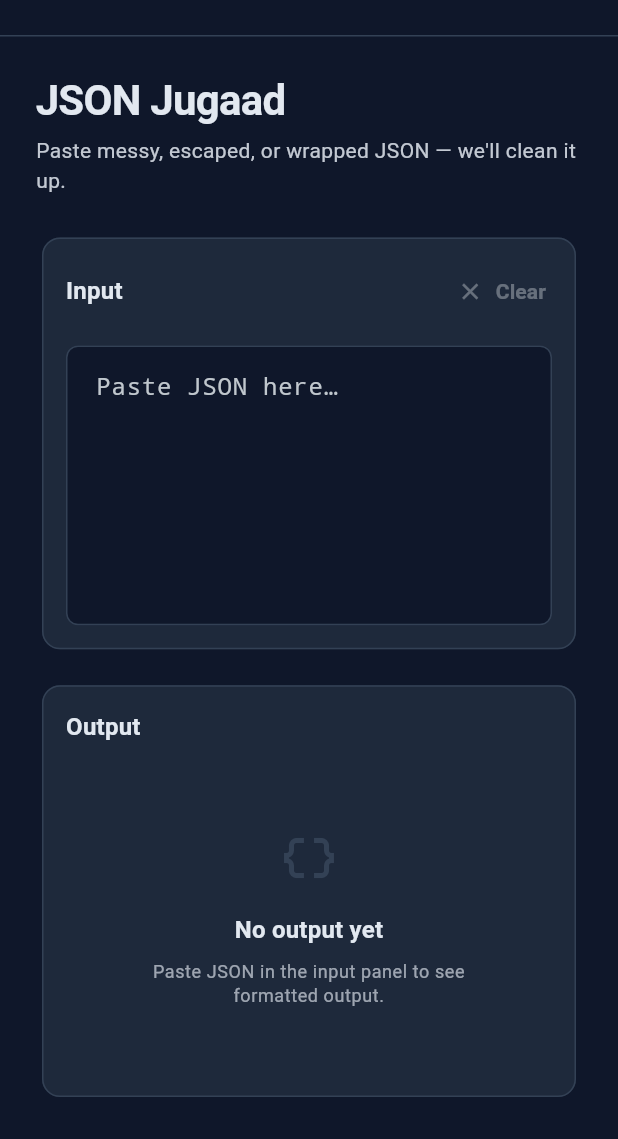
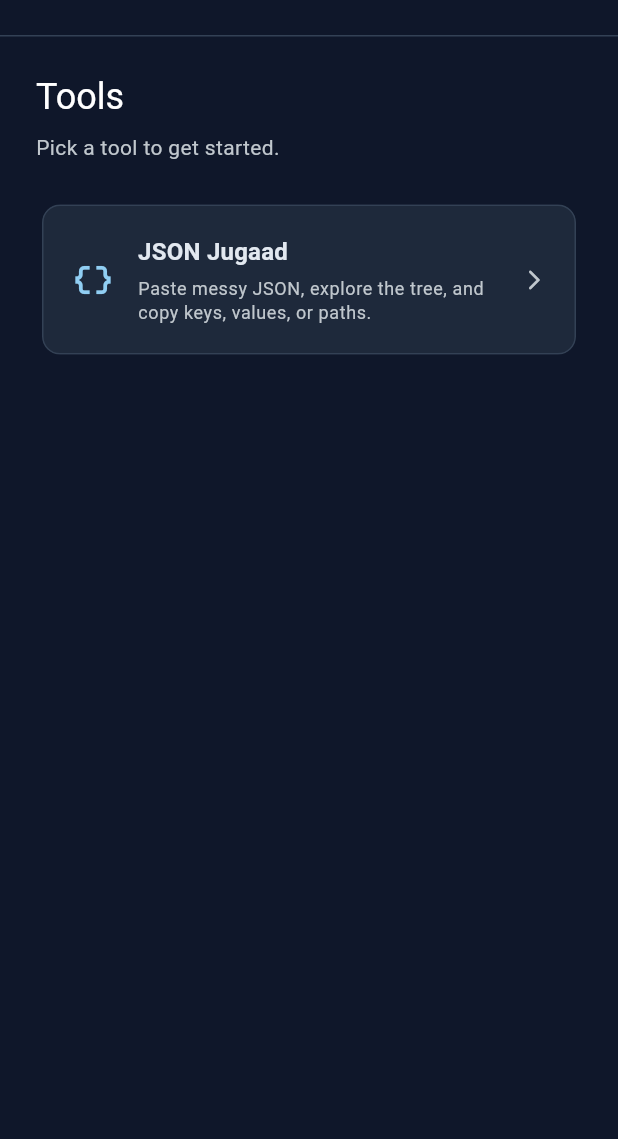
Before and after one commit to aj2322001/JugaadKit, a Flutter app: the screen it shows after launch, on a phone screen of 412 x 824 dp, the part 97-1236 px from its top. Run offline on Flutter 3.47's test engine with Material 3 defaults, Android fonts, the phone set to English and light mode, and no system bars; our stand-ins replace go_router.

Commit message:
/jsonParser added for better routing

```diff
--- a/lib/app.dart
+++ b/lib/app.dart
@@ -1,9 +1,9 @@
 import 'package:flutter/material.dart';
 
 import 'core/constants/app_constants.dart';
+import 'core/routing/app_router.dart';
 import 'core/theme/app_theme.dart';
 import 'features/json_jugaad/view_models/json_jugaad_view_model.dart';
-import 'features/json_jugaad/views/json_jugaad_view.dart';
 
 class JugaadKitApp extends StatefulWidget {
   const JugaadKitApp({super.key});
@@ -14,12 +14,17 @@ class JugaadKitApp extends StatefulWidget {
 
 class _JugaadKitAppState extends State<JugaadKitApp> {
   late final JsonJugaadViewModel _jsonJugaadViewModel;
+  late final AppRouter _appRouter;
   ThemeMode _themeMode = ThemeMode.dark;
 
   @override
   void initState() {
     super.initState();
     _jsonJugaadViewModel = JsonJugaadViewModel();
+    _appRouter = AppRouter(
+      jsonJugaadViewModel: _jsonJugaadViewModel,
+      onToggleTheme: _toggleTheme,
+    );
   }
 
   @override
@@ -37,17 +42,13 @@ class _JugaadKitAppState extends State<JugaadKitApp> {
 
   @override
   Widget build(BuildContext context) {
-    return MaterialApp(
+    return MaterialApp.router(
       title: AppConstants.appName,
       debugShowCheckedModeBanner: false,
       theme: AppTheme.light(),
       darkTheme: AppTheme.dark(),
       themeMode: _themeMode,
-      home: JsonJugaadView(
-        viewModel: _jsonJugaadViewModel,
-        themeMode: _themeMode,
-        onToggleTheme: _toggleTheme,
-      ),
+      routerConfig: _appRouter.router,
     );
   }
 }
--- /dev/null
+++ b/lib/core/routing/app_router.dart
@@ -0,0 +1,35 @@
+import 'package:flutter/material.dart';
+import 'package:go_router/go_router.dart';
+
+import '../../features/home/views/home_view.dart';
+import '../../features/json_jugaad/view_models/json_jugaad_view_model.dart';
+import '../../features/json_jugaad/views/json_jugaad_view.dart';
+import 'app_routes.dart';
+
+class AppRouter {
+  AppRouter({
+    required JsonJugaadViewModel jsonJugaadViewModel,
+    required VoidCallback onToggleTheme,
+  })  : _jsonJugaadViewModel = jsonJugaadViewModel,
+        _onToggleTheme = onToggleTheme;
+
+  final JsonJugaadViewModel _jsonJugaadViewModel;
+  final VoidCallback _onToggleTheme;
+
+  late final GoRouter router = GoRouter(
+    initialLocation: AppRoutes.home,
+    routes: [
+      GoRoute(
+        path: AppRoutes.home,
+        builder: (context, state) => HomeView(onToggleTheme: _onToggleTheme),
+      ),
+      GoRoute(
+        path: AppRoutes.jsonParser,
+        builder: (context, state) => JsonJugaadView(
+          viewModel: _jsonJugaadViewModel,
+          onToggleTheme: _onToggleTheme,
+        ),
+      ),
+    ],
+  );
+}
--- /dev/null
+++ b/lib/core/routing/app_routes.dart
@@ -0,0 +1,4 @@
+abstract final class AppRoutes {
+  static const home = '/';
+  static const jsonParser = '/jsonParser';
+}
--- /dev/null
+++ b/lib/features/home/views/home_view.dart
@@ -0,0 +1,126 @@
+import 'package:flutter/material.dart';
+import 'package:go_router/go_router.dart';
+
+import '../../../core/constants/app_constants.dart';
+import '../../../core/routing/app_routes.dart';
+import '../../../widgets/common/app_header.dart';
+
+class HomeView extends StatelessWidget {
+  const HomeView({
+    super.key,
+    required this.onToggleTheme,
+  });
+
+  final VoidCallback onToggleTheme;
+
+  @override
+  Widget build(BuildContext context) {
+    final theme = Theme.of(context);
+
+    return Scaffold(
+      body: Column(
+        children: [
+          AppHeader(onToggleTheme: onToggleTheme),
+          Expanded(
+            child: Center(
+              child: ConstrainedBox(
+                constraints: const BoxConstraints(
+                  maxWidth: AppConstants.maxContentWidth,
+                ),
+                child: Padding(
+                  padding: const EdgeInsets.all(24),
+                  child: Column(
+                    crossAxisAlignment: CrossAxisAlignment.stretch,
+                    children: [
+                      Text(
+                        'Tools',
+                        style: theme.textTheme.headlineSmall,
+                      ),
+                      const SizedBox(height: 8),
+                      Text(
+                        'Pick a tool to get started.',
+                        style: theme.textTheme.bodyMedium?.copyWith(
+                          color: theme.colorScheme.onSurfaceVariant,
+                        ),
+                      ),
+                      const SizedBox(height: 24),
+                      _ToolCard(
+                        title: 'JSON Jugaad',
+                        description:
+                            'Paste messy JSON, explore the tree, and copy keys, values, or paths.',
+                        icon: Icons.data_object_outlined,
+                        onTap: () => context.go(AppRoutes.jsonParser),
+                      ),
+                    ],
+                  ),
+                ),
+              ),
+            ),
+          ),
+        ],
+      ),
+    );
+  }
+}
+
+class _ToolCard extends StatelessWidget {
+  const _ToolCard({
+    required this.title,
+    required this.description,
+    required this.icon,
+    required this.onTap,
+  });
+
+  final String title;
+  final String description;
+  final IconData icon;
+  final VoidCallback onTap;
+
+  @override
+  Widget build(BuildContext context) {
+    final theme = Theme.of(context);
+
+    return Card(
+      clipBehavior: Clip.antiAlias,
+      child: InkWell(
+        onTap: onTap,
+        child: Padding(
+          padding: const EdgeInsets.all(20),
+          child: Row(
+            children: [
+              Icon(
+                icon,
+                size: 28,
+                color: theme.colorScheme.primary,
+              ),
+              const SizedBox(width: 16),
+              Expanded(
+                child: Column(
+                  crossAxisAlignment: CrossAxisAlignment.start,
+                  children: [
+                    Text(
+                      title,
+                      style: theme.textTheme.titleMedium,
+                    ),
+                    const SizedBox(height: 4),
+                    Text(
+                      description,
+                      style: theme.textTheme.bodySmall?.copyWith(
+                        color: theme.colorScheme.onSurfaceVariant,
+                      ),
+                    ),
+                  ],
+                ),
+              ),
+              Icon(
+                Icons.arrow_forward_ios_rounded,
+                size: 16,
+                color: theme.colorScheme.onSurfaceVariant,
+              ),
+            ],
+          ),
+        ),
+      ),
+    );
+  }
+}
--- a/lib/features/json_jugaad/views/json_jugaad_view.dart
+++ b/lib/features/json_jugaad/views/json_jugaad_view.dart
@@ -13,12 +13,10 @@ class JsonJugaadView extends StatefulWidget {
   const JsonJugaadView({
     super.key,
     required this.viewModel,
-    required this.themeMode,
     required this.onToggleTheme,
   });
 
   final JsonJugaadViewModel viewModel;
-  final ThemeMode themeMode;
   final VoidCallback onToggleTheme;
 
   @override
@@ -45,10 +43,7 @@ class _JsonJugaadViewState extends State<JsonJugaadView> {
     return Scaffold(
       body: Column(
         children: [
-          AppHeader(
-            themeMode: widget.themeMode,
-            onToggleTheme: widget.onToggleTheme,
-          ),
+          AppHeader(onToggleTheme: widget.onToggleTheme),
           Expanded(
             child: ListenableBuilder(
               listenable: widget.viewModel,
--- a/lib/main.dart
+++ b/lib/main.dart
@@ -1,7 +1,9 @@
 import 'package:flutter/material.dart';
+import 'package:flutter_web_plugins/url_strategy.dart';
 
 import 'app.dart';
 
 void main() {
+  usePathUrlStrategy();
   runApp(const JugaadKitApp());
 }
--- a/lib/widgets/common/app_header.dart
+++ b/lib/widgets/common/app_header.dart
@@ -6,17 +6,15 @@ import 'app_logo.dart';
 class AppHeader extends StatelessWidget {
   const AppHeader({
     super.key,
-    required this.themeMode,
     required this.onToggleTheme,
   });
 
-  final ThemeMode themeMode;
   final VoidCallback onToggleTheme;
 
   @override
   Widget build(BuildContext context) {
     final theme = Theme.of(context);
-    final isDark = themeMode == ThemeMode.dark;
+    final isDark = theme.brightness == Brightness.dark;
 
     return Container(
       width: double.infinity,
--- a/pubspec.yaml
+++ b/pubspec.yaml
@@ -30,10 +30,13 @@ environment:
 dependencies:
   flutter:
     sdk: flutter
+  flutter_web_plugins:
+    sdk: flutter
 
   # The following adds the Cupertino Icons font to your application.
   # Use with the CupertinoIcons class for iOS style icons.
   cupertino_icons: ^1.0.8
+  go_router: ^16.2.1
 
 dev_dependencies:
   flutter_test:
```
Also changed, not shown: pubspec.lock, 2 other files.
